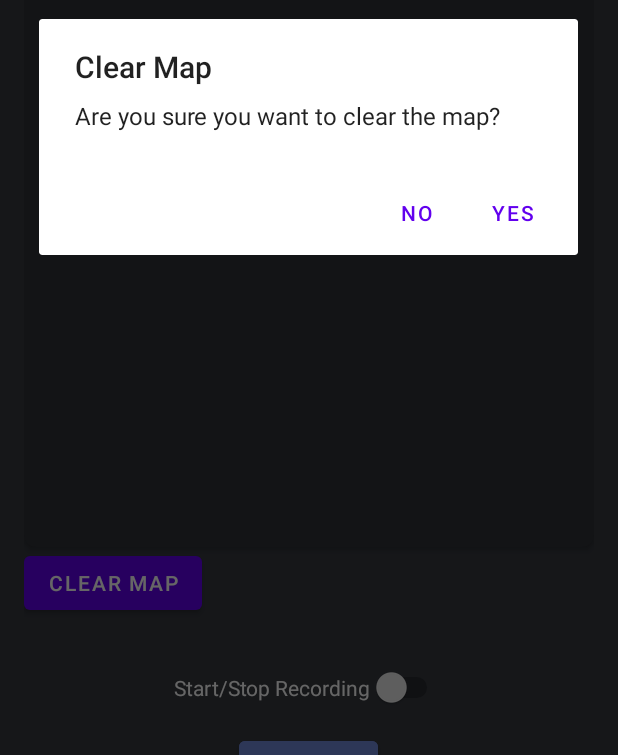
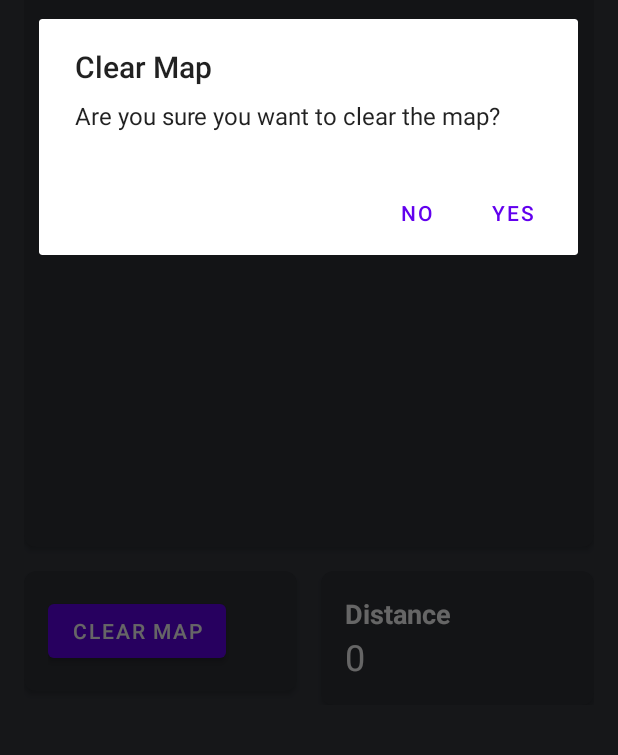
Before and after one commit to FKammerer45/RadlBuddy, an Android app: the screen it shows after launch (MainActivity), after a tap on "CLEAR MAP", on a phone screen of 412 x 824 dp, the part 481-1236 px from its top. Run offline under Robolectric (Android 15) with nearby library versions, the light colour scheme and no system bars.

Commit message:
Die veränderungen für die Distance eingefügt. Also den Counter zum anzeigen der überschreitung der Distanz.

```diff
--- a/app/src/main/res/layout/activity_main.xml
+++ b/app/src/main/res/layout/activity_main.xml
@@ -15,11 +15,6 @@
     android:padding="16dp"
     android:background="#36393F"
     tools:context=".MainActivity">
-
-
-
-
-
 
 
     <LinearLayout
@@ -247,6 +242,30 @@
         </FrameLayout>
 
     </androidx.cardview.widget.CardView>
+
+
+    <LinearLayout
+        android:layout_width="match_parent"
+        android:layout_height="wrap_content"
+        android:orientation="horizontal"
+        android:weightSum="2"
+        android:layout_marginTop="16dp">
+
+
+        <androidx.cardview.widget.CardView
+            android:id="@+id/card_distance"
+            android:layout_width="0dp"
+            android:layout_height="wrap_content"
+            android:layout_marginEnd="8dp"
+            android:layout_weight="1"
+            app:cardCornerRadius="8dp"
+            app:cardBackgroundColor="#2F3136">
+
+            <LinearLayout
+                android:layout_width="match_parent"
+                android:layout_height="wrap_content"
+                android:orientation="vertical"
+                android:padding="16dp">
                 <Button
                     android:id="@+id/btn_clear_map"
                     android:layout_width="wrap_content"
@@ -254,6 +273,55 @@
                     android:text="Clear Map"
                     android:layout_alignParentBottom="true"
                     android:layout_alignParentEnd="true"/>
+
+
+
+
+
+
+
+
+            </LinearLayout>
+
+        </androidx.cardview.widget.CardView>
+
+        <androidx.cardview.widget.CardView
+            android:id="@+id/card_location1"
+            android:layout_width="0dp"
+            android:layout_height="wrap_content"
+            android:layout_marginStart="8dp"
+            android:layout_weight="1"
+            app:cardCornerRadius="8dp"
+            app:cardBackgroundColor="#2F3136">
+
+            <LinearLayout
+                android:layout_width="match_parent"
+                android:layout_height="wrap_content"
+                android:orientation="vertical"
+                android:padding="16dp">
+
+                <TextView
+                    android:layout_width="wrap_content"
+                    android:layout_height="wrap_content"
+                    android:text="Distance"
+                    android:textSize="18sp"
+                    android:textColor="#FFFFFF"
+                    android:textStyle="bold" />
+
+                <TextView
+                    android:id="@+id/tv_distance"
+                    android:layout_width="wrap_content"
+                    android:layout_height="wrap_content"
+                    android:text="0"
+                    android:textSize="24sp"
+                    android:textColor="#FFFFFF" />
+
+            </LinearLayout>
+
+        </androidx.cardview.widget.CardView>
+    </LinearLayout>
+
+
 
     <Switch
         android:id="@+id/switch_start_stop"
```
Lines whose indentation alone changed are shown as unchanged.
